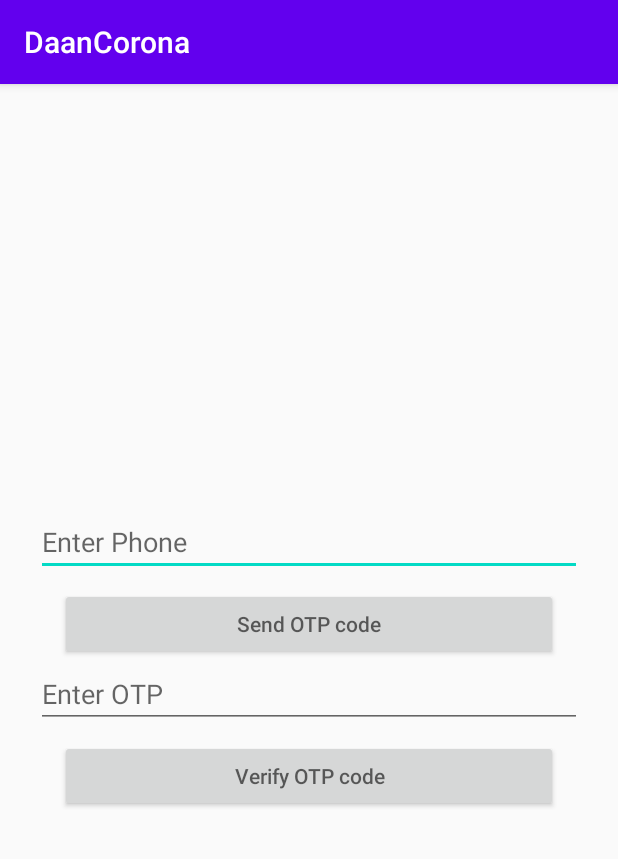
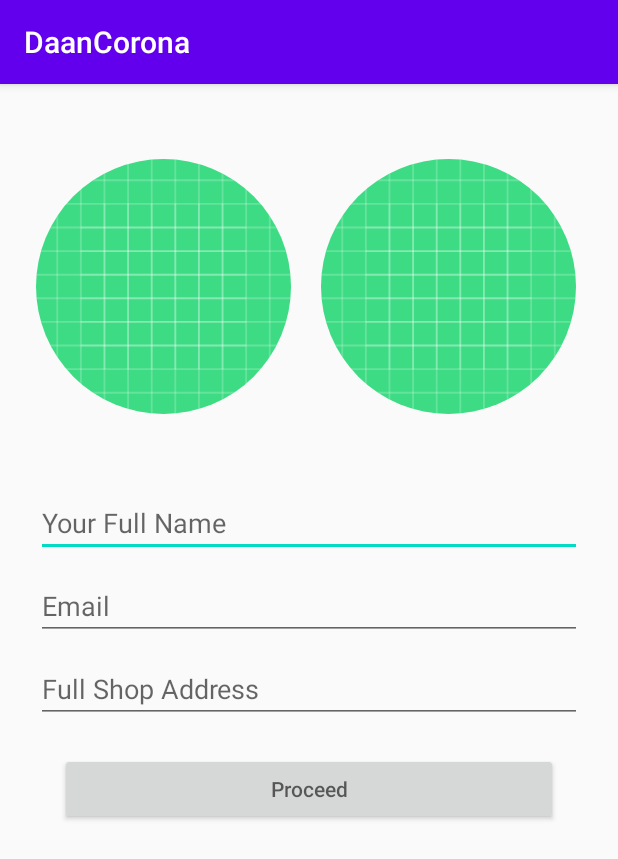
Before and after one commit to garrysawyers3007/DaanCorona, an Android app: the screen it shows after launch (LoginActivity before the commit, InfoActivity after it), on a phone screen of 412 x 824 dp. Shown: the top 859 px of the screen. Run offline under Robolectric (Android 15) with nearby library versions, the phone set to English and light mode, and no system bars; our stand-ins replace CircleImageView.

Commit message:
info page

```diff
--- a/app/build.gradle
+++ b/app/build.gradle
@@ -37,4 +37,6 @@ dependencies {
     implementation 'com.google.firebase:firebase-analytics:17.2.3'
     androidTestImplementation 'androidx.test.ext:junit:1.1.1'
     androidTestImplementation 'androidx.test.espresso:espresso-core:3.2.0'
+
+    implementation 'de.hdodenhof:circleimageview:3.1.0'
 }
--- a/app/src/main/AndroidManifest.xml
+++ b/app/src/main/AndroidManifest.xml
@@ -1,6 +1,8 @@
 <?xml version="1.0" encoding="utf-8"?>
 <manifest xmlns:android="http://schemas.android.com/apk/res/android"
     package="com.lendeasy.daancorona">
+
+    <uses-permission android:name="android.permission.READ_EXTERNAL_STORAGE" />
 
     <application
         android:allowBackup="true"
@@ -9,16 +11,16 @@
         android:roundIcon="@mipmap/ic_launcher_round"
         android:supportsRtl="true"
         android:theme="@style/AppTheme">
-        <activity android:name=".LoginActivity">
+        <activity android:name=".InfoActivity">
             <intent-filter>
                 <action android:name="android.intent.action.MAIN" />
 
                 <category android:name="android.intent.category.LAUNCHER" />
             </intent-filter>
         </activity>
-        <activity android:name=".MainActivity">
-
+        <activity android:name=".LoginActivity">
         </activity>
+        <activity android:name=".MainActivity"></activity>
     </application>
 
 </manifest>
--- /dev/null
+++ b/app/src/main/java/com/lendeasy/daancorona/InfoActivity.java
@@ -0,0 +1,76 @@
+package com.lendeasy.daancorona;
+
+import androidx.annotation.Nullable;
+import androidx.appcompat.app.AppCompatActivity;
+
+import android.content.Intent;
+import android.net.Uri;
+import android.os.Bundle;
+import android.provider.MediaStore;
+import android.view.View;
+import android.widget.Button;
+import android.widget.EditText;
+import android.widget.ImageView;
+
+import de.hdodenhof.circleimageview.CircleImageView;
+
+public class InfoActivity extends AppCompatActivity {
+
+    private EditText email,address,name;
+    private Button proceed;
+    private CircleImageView userImageView,shopImage;
+    private static final int USER_IMAGE = 100;
+    private static final int SHOP_IMAGE = 101;
+    private boolean userImageSelected = false;
+    Uri userImageURI,shopImageURI;
+
+    @Override
+    protected void onCreate(Bundle savedInstanceState) {
+        super.onCreate(savedInstanceState);
+        setContentView(R.layout.activity_info);
+
+        initializeItems();
+
+        userImageView.setOnClickListener(new View.OnClickListener() {
+            @Override
+            public void onClick(View v) {
+                Intent gallery = new Intent(Intent.ACTION_PICK, MediaStore.Images.Media.INTERNAL_CONTENT_URI);
+                gallery.setType("image/*");
+                startActivityForResult(gallery,USER_IMAGE);
+            }
+        });
+        shopImage.setOnClickListener(new View.OnClickListener() {
+            @Override
+            public void onClick(View v) {
+                Intent gallery = new Intent(Intent.ACTION_PICK, MediaStore.Images.Media.INTERNAL_CONTENT_URI);
+                gallery.setType("image/*");
+                startActivityForResult(gallery,SHOP_IMAGE);
+            }
+        });
+    }
+
+    private void initializeItems() {
+        email = findViewById(R.id.email);
+        address = findViewById(R.id.address);
+        name = findViewById(R.id.name);
+        proceed = findViewById(R.id.signin);
+        userImageView = findViewById(R.id.user_image);
+        shopImage = findViewById(R.id.shop_image);
+
+        userImageView.setImageResource(R.drawable.ic_launcher_background);
+        shopImage.setImageResource(R.drawable.ic_launcher_background);
+    }
+
+    @Override
+    protected void onActivityResult(int requestCode, int resultCode, @Nullable Intent data) {
+        super.onActivityResult(requestCode, resultCode, data);
+        if (resultCode == RESULT_OK && requestCode == USER_IMAGE){
+            userImageURI = data.getData();
+            userImageView.setImageURI(userImageURI);
+        }
+        if (resultCode == RESULT_OK && requestCode == SHOP_IMAGE){
+            shopImageURI = data.getData();
+            shopImage.setImageURI(shopImageURI);
+        }
+    }
+}
--- a/app/src/main/java/com/lendeasy/daancorona/LoginActivity.java
+++ b/app/src/main/java/com/lendeasy/daancorona/LoginActivity.java
@@ -117,8 +117,6 @@ public class LoginActivity extends AppCompatActivity {
             i.setFlags(Intent.FLAG_ACTIVITY_CLEAR_TOP);
             startActivity(i);
             finish();
-
-
         }
 
         @Override
--- /dev/null
+++ b/app/src/main/res/layout/activity_info.xml
@@ -0,0 +1,76 @@
+<?xml version="1.0" encoding="utf-8"?>
+<RelativeLayout
+    xmlns:android="http://schemas.android.com/apk/res/android"
+    xmlns:app="http://schemas.android.com/apk/res-auto"
+    xmlns:tools="http://schemas.android.com/tools"
+    android:layout_width="match_parent"
+    android:layout_height="match_parent"
+    tools:context=".InfoActivity">
+
+    <LinearLayout
+        android:layout_width="match_parent"
+        android:layout_height="wrap_content"
+        android:layout_marginLeft="24dp"
+        android:layout_marginRight="24dp"
+        android:orientation="vertical"
+        android:layout_marginTop="50dp"
+        android:layout_centerHorizontal="true">
+
+        <LinearLayout
+            android:layout_width="match_parent"
+            android:layout_height="wrap_content">
+
+        <de.hdodenhof.circleimageview.CircleImageView
+            android:id="@+id/user_image"
+            android:layout_width="170dp"
+            android:layout_height="170dp"
+            android:src="@drawable/ic_launcher_background"
+            android:layout_gravity="center_horizontal"/>
+
+            <de.hdodenhof.circleimageview.CircleImageView
+                android:id="@+id/shop_image"
+                android:layout_width="170dp"
+                android:layout_height="170dp"
+                android:layout_marginStart="20dp"
+                android:src="@drawable/ic_launcher_background"
+                android:layout_gravity="center_horizontal"/>
+
+        </LinearLayout>
+
+        <EditText
+            android:layout_width="match_parent"
+            android:layout_height="wrap_content"
+            android:id="@+id/name"
+            android:inputType="text"
+            android:layout_marginTop="50dp"
+            android:hint="Your Full Name" />
+
+        <EditText
+            android:layout_width="match_parent"
+            android:layout_height="wrap_content"
+            android:inputType="textEmailAddress"
+            android:id="@+id/email"
+            android:layout_marginTop="10dp"
+            android:hint="Email" />
+
+        <EditText
+            android:layout_width="match_parent"
+            android:layout_height="wrap_content"
+            android:inputType="textPostalAddress"
+            android:id="@+id/address"
+            android:layout_marginTop="10dp"
+            android:hint="Full Shop Address"
+            android:maxLines="5"/>
+
+        <Button
+            android:layout_width="match_parent"
+            android:layout_height="wrap_content"
+            android:hint="Proceed"
+            android:id="@+id/signin"
+            android:layout_marginTop="20dp"
+            android:layout_marginLeft="16dp"
+            android:layout_marginRight="16dp"/>
+
+    </LinearLayout>
+
+</RelativeLayout>
--- a/app/src/main/res/layout/activity_login.xml
+++ b/app/src/main/res/layout/activity_login.xml
@@ -1,5 +1,6 @@
 <?xml version="1.0" encoding="utf-8"?>
-<androidx.constraintlayout.widget.ConstraintLayout xmlns:android="http://schemas.android.com/apk/res/android"
+<RelativeLayout
+    xmlns:android="http://schemas.android.com/apk/res/android"
     xmlns:app="http://schemas.android.com/apk/res-auto"
     xmlns:tools="http://schemas.android.com/tools"
     android:layout_width="match_parent"
@@ -13,10 +14,7 @@
         android:layout_marginLeft="24dp"
         android:layout_marginRight="24dp"
         android:orientation="vertical"
-        app:layout_constraintBottom_toBottomOf="parent"
-        app:layout_constraintEnd_toEndOf="parent"
-        app:layout_constraintStart_toStartOf="parent"
-        app:layout_constraintTop_toTopOf="parent">
+        android:layout_centerInParent="true">
 
         <EditText
             android:layout_width="match_parent"
@@ -50,4 +48,4 @@
             android:layout_marginRight="16dp"/>
     </LinearLayout>
 
-</androidx.constraintlayout.widget.ConstraintLayout>
+</RelativeLayout>
```
